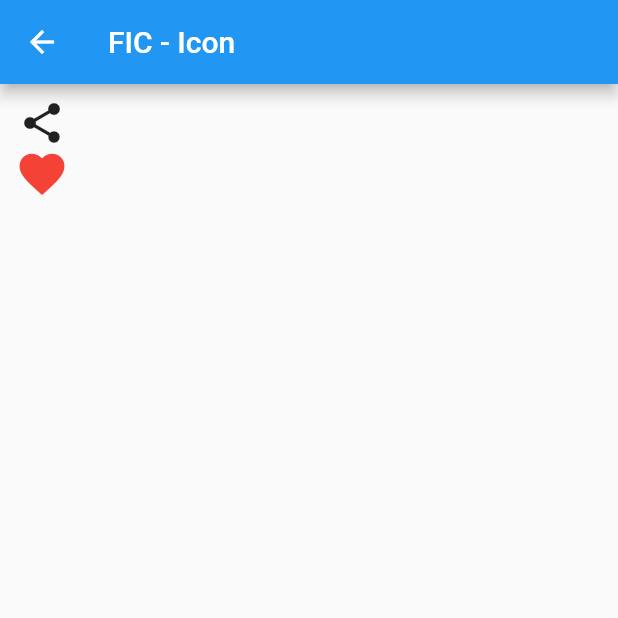
After one commit to bivomuh/fic4_flutter_widgets_challenges, a Flutter app: the IconWidgetBivo screen opened directly, on a phone screen of 412 x 824 dp, the top half of it. The commit adds this screen. Run offline on Flutter 3.47's test engine with Material 2 defaults, Android fonts, the phone set to English and light mode, and no system bars; our stand-ins replace flutter_svg; network calls fail.

Commit message:
second commit

```diff
--- a/lib/main.dart
+++ b/lib/main.dart
@@ -2,6 +2,10 @@ import 'package:flutter/material.dart';
 import 'package:project_flutter_pertama/tugas/I_bivo_basic_widget/1_scaffold_widget.dart';
 import 'package:project_flutter_pertama/tugas/I_bivo_basic_widget/2_container_widget.dart';
 import 'package:project_flutter_pertama/tugas/I_bivo_basic_widget/3_text_widget.dart';
+import 'package:project_flutter_pertama/tugas/I_bivo_basic_widget/4_button_widget.dart';
+import 'package:project_flutter_pertama/tugas/I_bivo_basic_widget/5_icon_widget.dart';
+import 'package:project_flutter_pertama/tugas/I_bivo_basic_widget/6_image_widget.dart';
+import 'package:project_flutter_pertama/tugas/I_bivo_basic_widget/7_circle_avatar.dart';
 import 'package:project_flutter_pertama/widget_lesson/3_basic_form/dialog_widget.dart';
 import 'package:project_flutter_pertama/widget_lesson/3_basic_form/form_widget.dart';
 import 'package:project_flutter_pertama/widget_lesson/2_basic_layout/aspectratio_widget.dart';
@@ -44,7 +48,7 @@ class MyApp extends StatelessWidget {
       theme: ThemeData(
         primarySwatch: Colors.blue,
       ),
-      home: const TextWidgetBivo(),
+      home: CircleAvatarWidgetBivo(),
       // Scaffold(
       //   appBar: AppBar(
       //     title: const Text('Jago Flutter'),
--- a/lib/tugas/I_bivo_basic_widget/3_text_widget.dart
+++ b/lib/tugas/I_bivo_basic_widget/3_text_widget.dart
@@ -7,14 +7,14 @@ class TextWidgetBivo extends StatelessWidget {
   Widget build(BuildContext context) {
     return Scaffold(
       appBar: AppBar(
-        title: Text("bivo FIC - Text"),
+        title: const Text("bivo FIC - Text"),
         actions: const [],
       ),
       body: Container(
         padding: const EdgeInsets.all(10),
         child: Column(
-          children: [
-            const Text(
+          children: const [
+            Text(
               "Discover the most modern furniture",
               style: TextStyle(
                 color: Colors.black,
--- /dev/null
+++ b/lib/tugas/I_bivo_basic_widget/5_icon_widget.dart
@@ -0,0 +1,27 @@
+import 'package:flutter/material.dart';
+
+class IconWidgetBivo extends StatelessWidget {
+  const IconWidgetBivo({Key? key}) : super(key: key);
+
+  @override
+  Widget build(BuildContext context) {
+    return Scaffold(
+      appBar: AppBar(
+        title: const Text("FIC - Icon"),
+      ),
+      body: Container(
+        padding: const EdgeInsets.all(10.0),
+        child: Column(
+          children: const [
+            Icon(Icons.share, size: 32.0),
+            Icon(
+              Icons.favorite,
+              size: 36.0,
+              color: Colors.red,
+            ),
+          ],
+        ),
+      ),
+    );
+  }
+}
```
Also changed, not shown: lib/tugas/I_bivo_basic_widget/4_button_widget.dart (+41 -0 lines), lib/tugas/I_bivo_basic_widget/6_image_widget.dart (added, +29 -0 lines), lib/tugas/I_bivo_basic_widget/7_circle_avatar.dart (added, +44 -0 lines).
